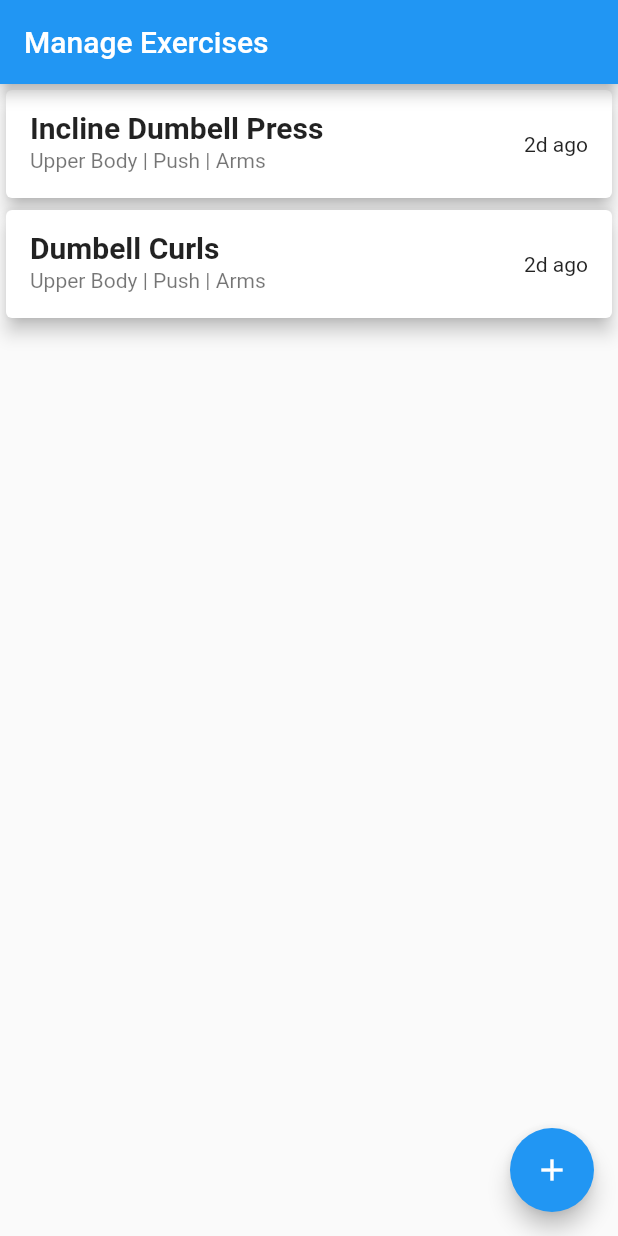
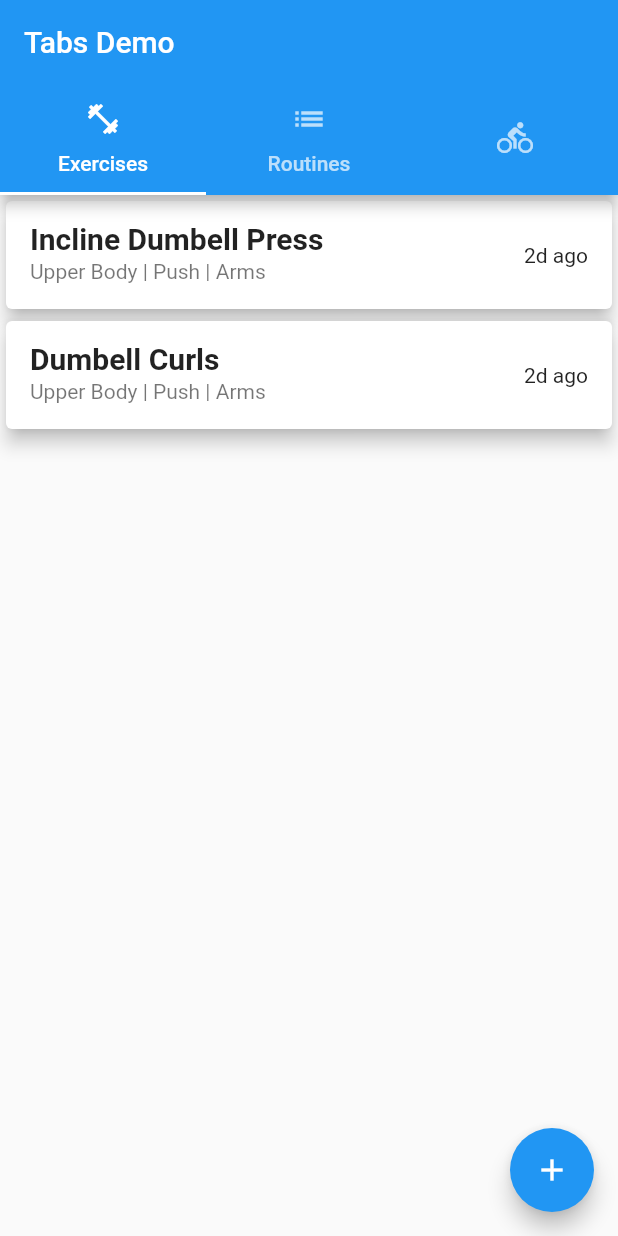
Before and after one commit to scottwinter/gym_buddy_tracker, a Flutter app: the screen it shows after launch, on a phone screen of 412 x 824 dp. Run offline on Flutter 3.47's test engine with Material 2 defaults, Android fonts, the phone set to English and light mode, and no system bars.

Commit message:
Added tab view for exercise and routine list pages.

```diff
--- a/lib/main.dart
+++ b/lib/main.dart
@@ -1,6 +1,5 @@
 import 'package:flutter/material.dart';
-import 'package:gym_buddy_tracker/routes/manage_exercises.dart';
-import 'package:gym_buddy_tracker/routes/todays_workout.dart';
+import 'package:gym_buddy_tracker/routes/tab_screen.dart';
 
 void main() => runApp(MainApp());
 
@@ -11,7 +10,7 @@ class MainApp extends StatelessWidget {
     return MaterialApp(
       title: "Gym Buddy",
       theme: ThemeData.light(),
-      home: ManageExercises()
+      home: MainTabPage()
     );
   }
 }
--- a/lib/routes/manage_exercises.dart
+++ b/lib/routes/manage_exercises.dart
@@ -13,9 +13,9 @@ class _ManageExercisesState extends State<ManageExercises> {
   @override
   Widget build(BuildContext context) {
     return Scaffold(
-      appBar: AppBar(
-        title: Text('Manage Exercises'),
-      ),
+//      appBar: AppBar(
+//        title: Text('Manage Exercises'),
+//      ),
       body: ListView.builder(
           itemCount: exercises.length,
           itemBuilder: (context, index) {
--- /dev/null
+++ b/lib/routes/tab_screen.dart
@@ -0,0 +1,33 @@
+import 'package:flutter/material.dart';
+import 'package:gym_buddy_tracker/routes/manage_exercises.dart';
+import 'package:gym_buddy_tracker/routes/manage_routines.dart';
+
+class MainTabPage extends StatelessWidget {
+  @override
+  Widget build(BuildContext context) {
+    return MaterialApp(
+      home: DefaultTabController(
+        length: 3,
+        child: Scaffold(
+          appBar: AppBar(
+            bottom: TabBar(
+              tabs: [
+                Tab(icon: Icon(Icons.fitness_center), text: "Exercises"),
+                Tab(icon: Icon(Icons.list), text: "Routines",),
+                Tab(icon: Icon(Icons.directions_bike)),
+              ],
+            ),
+            title: Text('Tabs Demo'),
+          ),
+          body: TabBarView(
+            children: [
+              ManageExercises(),
+              ManageRoutines(),
+              Icon(Icons.directions_bike),
+            ],
+          ),
+        ),
+      ),
+    );
+  }
+}
```
Also changed, not shown: lib/routes/add_edit_routine.dart (+64 -0 lines), lib/routes/manage_routines.dart (+74 -0 lines).
